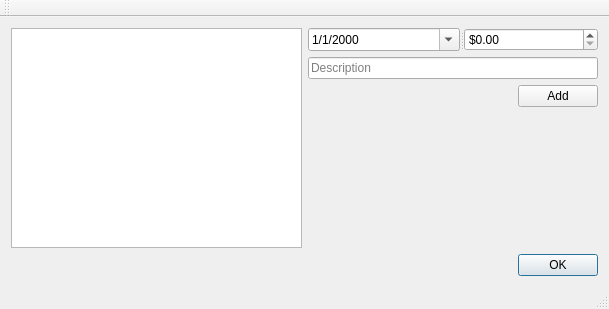
This is mainwindow.ui in macetw/budgetwatcher as Qt 5 draws it before an edit. The edited form follows.
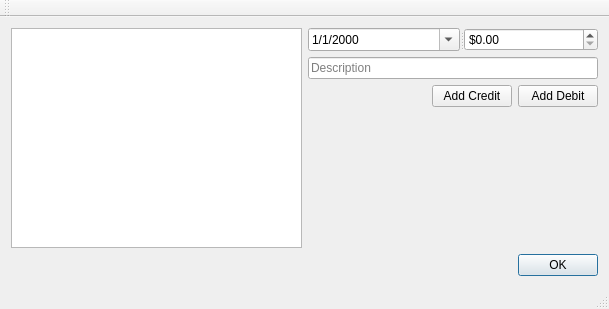
This is the edited form.

Commit message: Added distinct buttons and red/green to show correctly

```diff
--- a/mainwindow.ui
+++ b/mainwindow.ui
@@ -70,7 +70,14 @@
           <item>
            <widget class="QPushButton" name="mAddButton">
             <property name="text">
-             <string>Add</string>
+             <string>Add Credit</string>
+            </property>
+           </widget>
+          </item>
+          <item>
+           <widget class="QPushButton" name="mDebitButton">
+            <property name="text">
+             <string>Add Debit</string>
             </property>
            </widget>
           </item>
```
Left out of the diff: 7 changed lines with no effect on the pictures. The commit also changes 3 other files.
